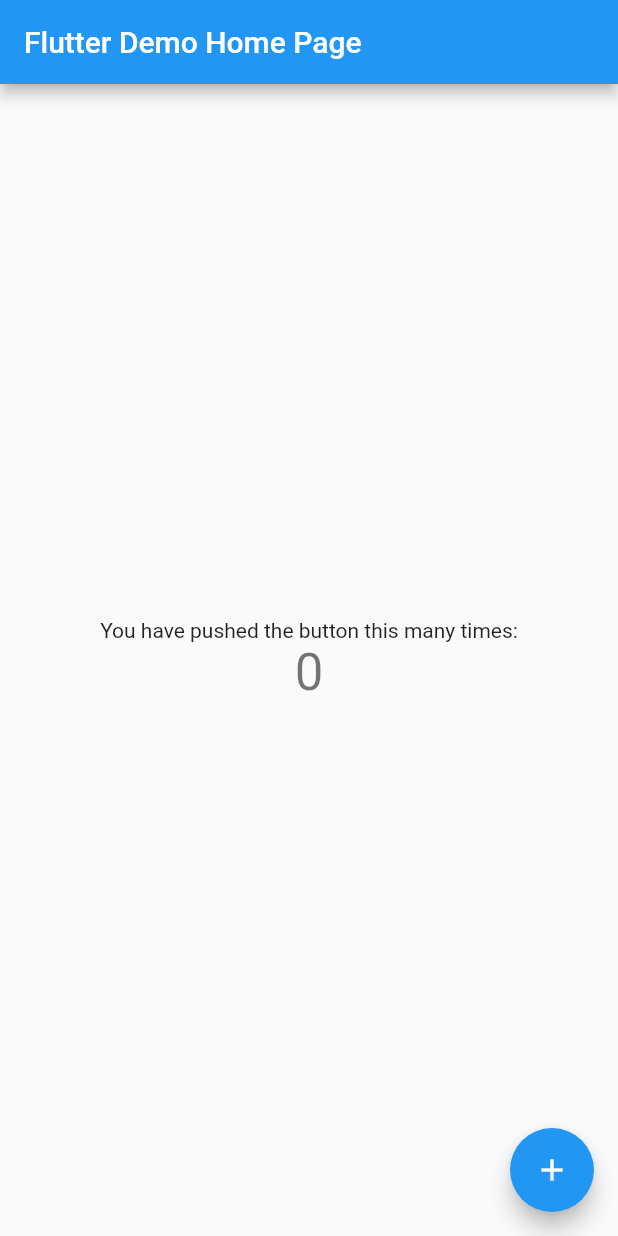
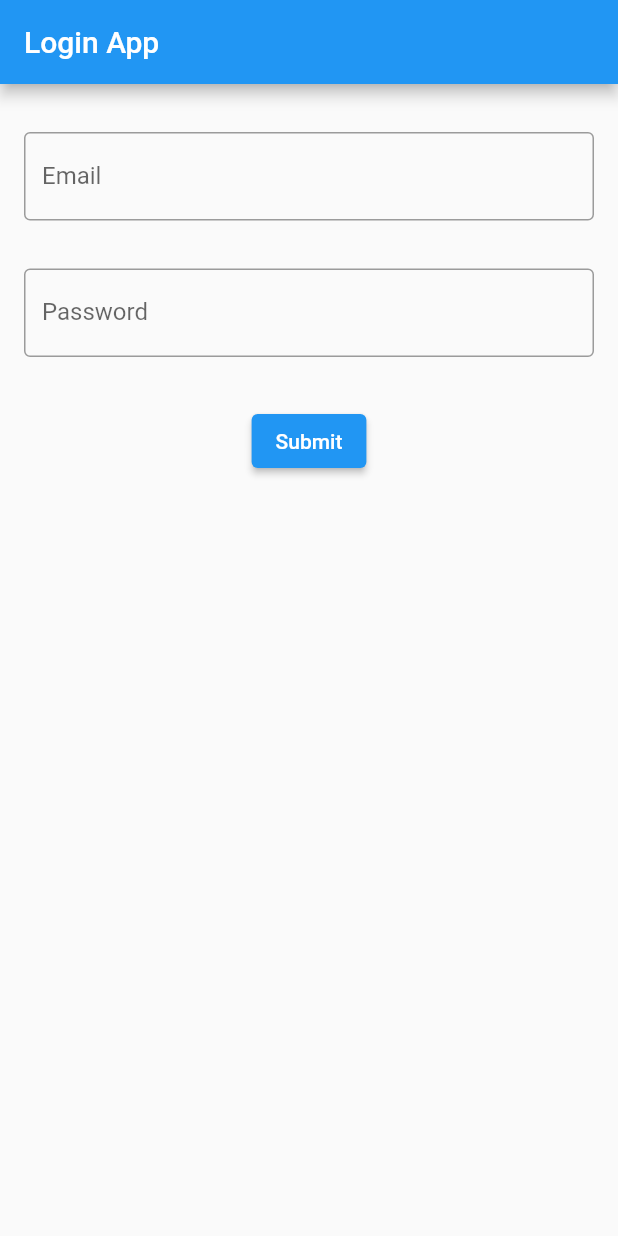
Before and after one commit to keyukidau4/flutter-loginapp, a Flutter app: the screen it shows after launch, on a phone screen of 412 x 824 dp. Run offline on Flutter 3.47's test engine with Material 2 defaults, Android fonts, the phone set to English and light mode, and no system bars.

Commit message:
add login page and home page

```diff
--- a/lib/main.dart
+++ b/lib/main.dart
@@ -1,4 +1,5 @@
 import 'package:flutter/material.dart';
+import './home.dart';
 
 void main() {
   runApp(const MyApp());
@@ -13,103 +14,109 @@ class MyApp extends StatelessWidget {
     return MaterialApp(
       title: 'Flutter Demo',
       theme: ThemeData(
-        // This is the theme of your application.
-        //
-        // Try running your application with "flutter run". You'll see the
-        // application has a blue toolbar. Then, without quitting the app, try
-        // changing the primarySwatch below to Colors.green and then invoke
-        // "hot reload" (press "r" in the console where you ran "flutter run",
-        // or simply save your changes to "hot reload" in a Flutter IDE).
-        // Notice that the counter didn't reset back to zero; the application
-        // is not restarted.
         primarySwatch: Colors.blue,
       ),
-      home: const MyHomePage(title: 'Flutter Demo Home Page'),
+      home: const Login(title: 'Login App'),
     );
   }
 }
 
-class MyHomePage extends StatefulWidget {
-  const MyHomePage({super.key, required this.title});
-
-  // This widget is the home page of your application. It is stateful, meaning
-  // that it has a State object (defined below) that contains fields that affect
-  // how it looks.
-
-  // This class is the configuration for the state. It holds the values (in this
-  // case the title) provided by the parent (in this case the App widget) and
-  // used by the build method of the State. Fields in a Widget subclass are
-  // always marked "final".
+class Login extends StatefulWidget {
+  const Login({super.key, required this.title});
 
   final String title;
 
   @override
-  State<MyHomePage> createState() => _MyHomePageState();
+  State<Login> createState() => _LoginState();
 }
 
-class _MyHomePageState extends State<MyHomePage> {
-  int _counter = 0;
+class _LoginState extends State<Login> {
+  final _formKey = GlobalKey<FormState>();
 
-  void _incrementCounter() {
-    setState(() {
-      // This call to setState tells the Flutter framework that something has
-      // changed in this State, which causes it to rerun the build method below
-      // so that the display can reflect the updated values. If we changed
-      // _counter without calling setState(), then the build method would not be
-      // called again, and so nothing would appear to happen.
-      _counter++;
-    });
-  }
+  TextEditingController emailController = TextEditingController();
+  TextEditingController passwordController = TextEditingController();
 
   @override
   Widget build(BuildContext context) {
-    // This method is rerun every time setState is called, for instance as done
-    // by the _incrementCounter method above.
-    //
-    // The Flutter framework has been optimized to make rerunning build methods
-    // fast, so that you can just rebuild anything that needs updating rather
-    // than having to individually change instances of widgets.
     return Scaffold(
       appBar: AppBar(
-        // Here we take the value from the MyHomePage object that was created by
-        // the App.build method, and use it to set our appbar title.
         title: Text(widget.title),
       ),
-      body: Center(
-        // Center is a layout widget. It takes a single child and positions it
-        // in the middle of the parent.
-        child: Column(
-          // Column is also a layout widget. It takes a list of children and
-          // arranges them vertically. By default, it sizes itself to fit its
-          // children horizontally, and tries to be as tall as its parent.
-          //
-          // Invoke "debug painting" (press "p" in the console, choose the
-          // "Toggle Debug Paint" action from the Flutter Inspector in Android
-          // Studio, or the "Toggle Debug Paint" command in Visual Studio Code)
-          // to see the wireframe for each widget.
-          //
-          // Column has various properties to control how it sizes itself and
-          // how it positions its children. Here we use mainAxisAlignment to
-          // center the children vertically; the main axis here is the vertical
-          // axis because Columns are vertical (the cross axis would be
-          // horizontal).
-          mainAxisAlignment: MainAxisAlignment.center,
-          children: <Widget>[
-            const Text(
-              'You have pushed the button this many times:',
+      body: Form(
+          key: _formKey,
+          child: Padding(
+            padding: const EdgeInsets.symmetric(horizontal: 8, vertical: 16),
+            child: Column(
+              crossAxisAlignment: CrossAxisAlignment.center,
+              children: [
+                Padding(
+                  padding:
+                      const EdgeInsets.symmetric(horizontal: 8, vertical: 16),
+                  child: TextFormField(
+                    controller: emailController,
+                    decoration: const InputDecoration(
+                      border: OutlineInputBorder(),
+                      labelText: "Email",
+                    ),
+                    validator: (value) {
+                      if (value == null || value.isEmpty) {
+                        return "Please Enter Your Email";
+                      }
+                      return null;
+                    },
+                  ),
+                ),
+                Padding(
+                  padding:
+                      const EdgeInsets.symmetric(horizontal: 8, vertical: 16),
+                  child: TextFormField(
+                    controller: passwordController,
+                    obscureText: true,
+                    decoration: const InputDecoration(
+                      border: OutlineInputBorder(),
+                      labelText: "Password",
+                    ),
+                    validator: (value) {
+                      if (value == null || value.isEmpty) {
+                        return "Please Enter Your Password";
+                      }
+                      return null;
+                    },
+                  ),
+                ),
+                Padding(
+                  padding:
+                      const EdgeInsets.symmetric(horizontal: 8, vertical: 16),
+                  child: Center(
+                      child: ElevatedButton(
+                    onPressed: () {
+                      if (_formKey.currentState!.validate()) {
+                        if (emailController.text == "test@gmail.com" &&
+                            passwordController.text == "123") {
+                          Navigator.push(
+                              context,
+                              MaterialPageRoute(
+                                builder: (context) =>
+                                    HomePage(email: emailController.text),
+                              ));
+                        } else {
+                          ScaffoldMessenger.of(context).showSnackBar(
+                              const SnackBar(
+                                  content: Text("invalid Information!")));
+                        }
+                      } else {
+                        ScaffoldMessenger.of(context)
+                            .showSnackBar(const SnackBar(
+                          content: Text("Please Fill Input!"),
+                        ));
+                      }
+                    },
+                    child: const Text("Submit"),
+                  )),
+                )
+              ],
             ),
-            Text(
-              '$_counter',
-              style: Theme.of(context).textTheme.headlineMedium,
-            ),
-          ],
-        ),
-      ),
-      floatingActionButton: FloatingActionButton(
-        onPressed: _incrementCounter,
-        tooltip: 'Increment',
-        child: const Icon(Icons.add),
-      ), // This trailing comma makes auto-formatting nicer for build methods.
+          )),
     );
   }
 }
```
Also changed, not shown: lib/home.dart (added, +28 -0 lines).
